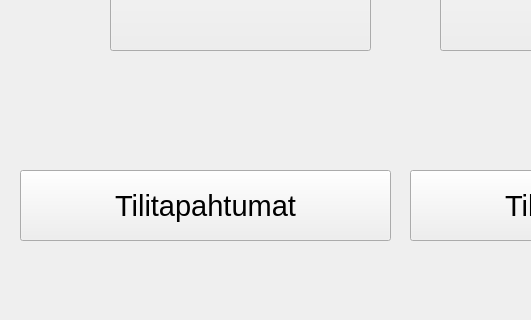
Above: qt/banksim/mainwindow.ui from lassesuomela/banksim before the change; both pictures show x 0 to 531 and y 280 to 600 of the 800 by 600 pixel window. Below: the same form after it.
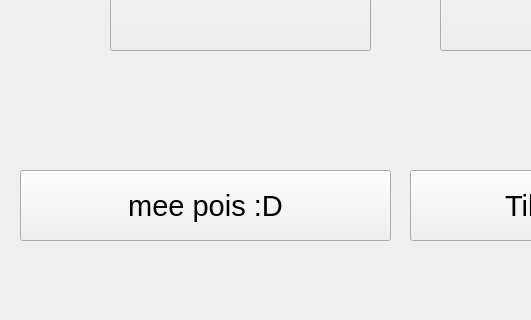
That is the form after the change.

```diff
--- a/qt/banksim/mainwindow.ui
+++ b/qt/banksim/mainwindow.ui
@@ -38,7 +38,7 @@
       </font>
      </property>
      <property name="text">
-      <string>Tilitapahtumat</string>
+      <string>mee pois :D</string>
      </property>
     </widget>
     <widget class="QToolButton" name="tilitapahtumat">
```
